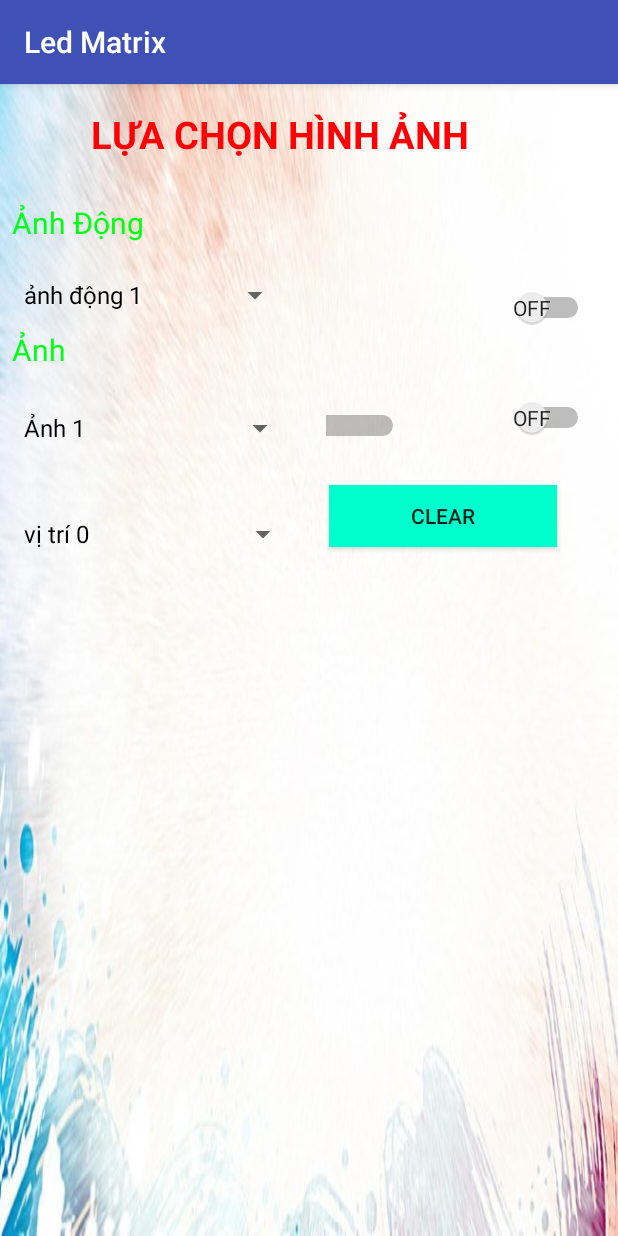
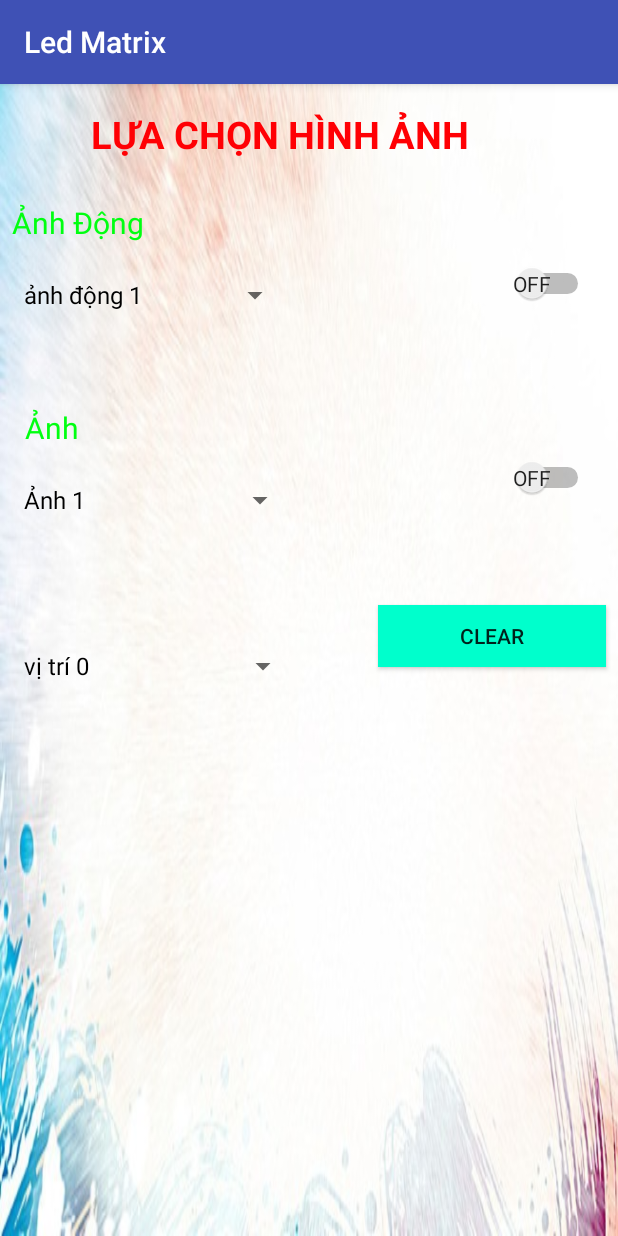
Before and after one commit to minhduc09777/ledmatrixAndroid, an Android app: the images screen opened directly, with no data from a screen before it, on a phone screen of 412 x 824 dp. Run offline under Robolectric (Android 15) with nearby library versions, the phone set to English and light mode, and no system bars.

Commit message:
change by DucNguyen

```diff
--- a/app/src/main/java/com/nmd/minhduc09777/datn_complete/images.java
+++ b/app/src/main/java/com/nmd/minhduc09777/datn_complete/images.java
@@ -31,7 +31,7 @@ public class images extends AppCompatActivity {
     String b=" ";
     Button _clearall;
     String vthtanh;
-    Switch okgamma,swanh,swanhdong;
+    Switch swanh,swanhdong;
     boolean gamma=false;
     int vtanh=1,vtanhdong=1;
     WifiManager w;
@@ -53,7 +53,7 @@ public class images extends AppCompatActivity {
         for(int i=b.length();i<64;i++){
             b=b+" ";
         }
-        okgamma=(Switch) findViewById(R.id.switch3);
+      //  okgamma=(Switch) findViewById(R.id.switch3);
         swanhdong=(Switch) findViewById(R.id.switch2);
         swanh=(Switch) findViewById(R.id.switch4);
         _clearall = (Button) findViewById(R.id.clearall);
@@ -125,7 +125,7 @@ public class images extends AppCompatActivity {
 
             }
         });
-        okgamma.setOnCheckedChangeListener(new CompoundButton.OnCheckedChangeListener() {
+       /* okgamma.setOnCheckedChangeListener(new CompoundButton.OnCheckedChangeListener() {
             @Override
             public void onCheckedChanged(CompoundButton buttonView, boolean isChecked) {
                 gamma=isChecked;
@@ -146,7 +146,7 @@ public class images extends AppCompatActivity {
                 }
 
             }
-        });
+        });*/
         swanh.setOnCheckedChangeListener(new CompoundButton.OnCheckedChangeListener() {
             @Override
             public void onCheckedChanged(CompoundButton buttonView, boolean isChecked) {
--- a/app/src/main/res/layout/activity_images.xml
+++ b/app/src/main/res/layout/activity_images.xml
@@ -50,11 +50,12 @@
         android:layout_marginLeft="8dp"
         android:layout_marginRight="8dp"
         android:layout_marginStart="8dp"
+        android:layout_marginTop="52dp"
         android:text="Ảnh"
         android:textColor="#00ff11"
         android:textSize="20dp"
         app:layout_constraintEnd_toEndOf="parent"
-        app:layout_constraintHorizontal_bias="0.0"
+        app:layout_constraintHorizontal_bias="0.024"
         app:layout_constraintStart_toStartOf="parent"
         app:layout_constraintTop_toBottomOf="@+id/spinnerAnh" />
 
@@ -78,7 +79,7 @@
         android:layout_height="45dp"
         android:layout_marginLeft="8dp"
         android:layout_marginStart="8dp"
-        android:layout_marginTop="16dp"
+        android:layout_marginTop="12dp"
         app:layout_constraintStart_toStartOf="parent"
         app:layout_constraintTop_toBottomOf="@+id/textView4" />
 
@@ -89,7 +90,7 @@
         android:layout_height="57dp"
         android:layout_marginEnd="16dp"
         android:layout_marginRight="16dp"
-        android:layout_marginTop="120dp"
+        android:layout_marginTop="104dp"
         android:showText="true"
         android:textOff="OFF"
         android:textOn="On"
@@ -97,29 +98,12 @@
         app:layout_constraintTop_toTopOf="parent" />
 
     <Switch
-        android:id="@+id/switch3"
-        android:layout_width="55dp"
-        android:layout_height="48dp"
-        android:layout_marginEnd="8dp"
-        android:layout_marginLeft="20dp"
-        android:layout_marginRight="8dp"
-        android:layout_marginStart="20dp"
-        android:layout_marginTop="40dp"
-        android:showText="true"
-        android:textOff="Off"
-        android:textOn="Gamma"
-        app:layout_constraintEnd_toStartOf="@+id/switch4"
-        app:layout_constraintHorizontal_bias="0.0"
-        app:layout_constraintStart_toEndOf="@+id/spinnerAnhdong"
-        app:layout_constraintTop_toBottomOf="@+id/spinnerAnh" />
-
-    <Switch
         android:id="@+id/switch4"
         android:layout_width="75dp"
         android:layout_height="50dp"
         android:layout_marginEnd="16dp"
         android:layout_marginRight="16dp"
-        android:layout_marginTop="20dp"
+        android:layout_marginTop="76dp"
         android:showText="true"
         android:textOff="OFF"
         android:textOn="On"
@@ -132,7 +116,7 @@
         android:layout_height="wrap_content"
         android:layout_marginLeft="8dp"
         android:layout_marginStart="8dp"
-        android:layout_marginTop="24dp"
+        android:layout_marginTop="64dp"
         app:layout_constraintStart_toStartOf="parent"
         app:layout_constraintTop_toBottomOf="@+id/spinnerAnhdong" />
 
@@ -144,11 +128,11 @@
         android:layout_marginLeft="16dp"
         android:layout_marginRight="8dp"
         android:layout_marginStart="16dp"
-        android:layout_marginTop="20dp"
+        android:layout_marginTop="60dp"
         android:background="#00ffcc"
         android:text="clear"
         app:layout_constraintEnd_toEndOf="parent"
-        app:layout_constraintHorizontal_bias="0.111"
+        app:layout_constraintHorizontal_bias="1.0"
         app:layout_constraintStart_toEndOf="@+id/spinnervt"
         app:layout_constraintTop_toBottomOf="@+id/switch4" />
 
```
